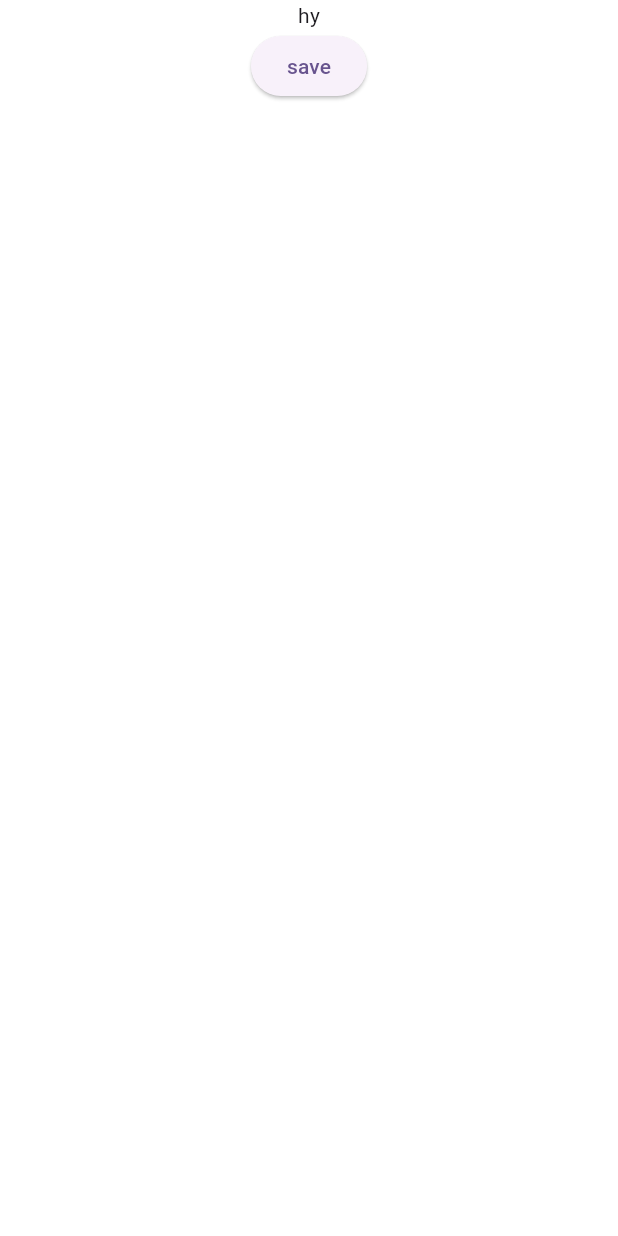
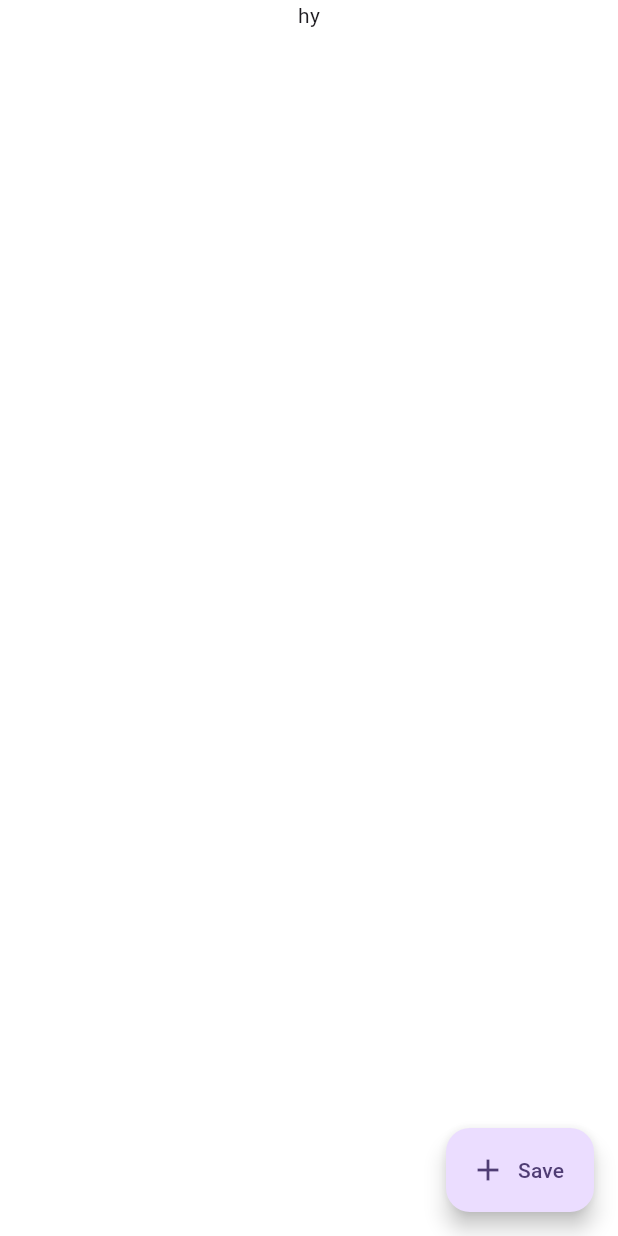
Before and after one commit to MuhammadHamza056/CI-CD, a Flutter app: the screen it shows after launch, on a phone screen of 412 x 824 dp. Run offline on Flutter 3.47's test engine with Material 3 defaults, Android fonts, the phone set to English and light mode, and no system bars.

Commit message:
new changes to button

```diff
--- a/lib/home.dart
+++ b/lib/home.dart
@@ -6,13 +6,13 @@ class MyHomePage extends StatelessWidget {
   @override
   Widget build(BuildContext context) {
     return Scaffold(
+      floatingActionButton: FloatingActionButton.extended(
+        icon: Icon(Icons.add),
+        onPressed: () {},
+        label: Text("Save"),
+      ),
       backgroundColor: Colors.white,
-      body: Column(
-        children: [
-          Center(child: Text("hy")),
-          ElevatedButton(onPressed: () {}, child: Text("save")),
-        ],
-      ),
+      body: Column(children: [Center(child: Text("hy"))]),
     );
   }
 }
```
